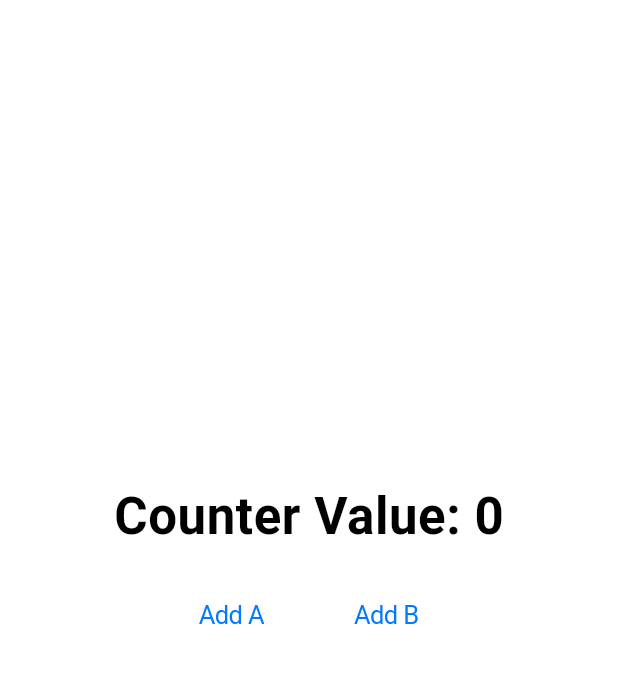
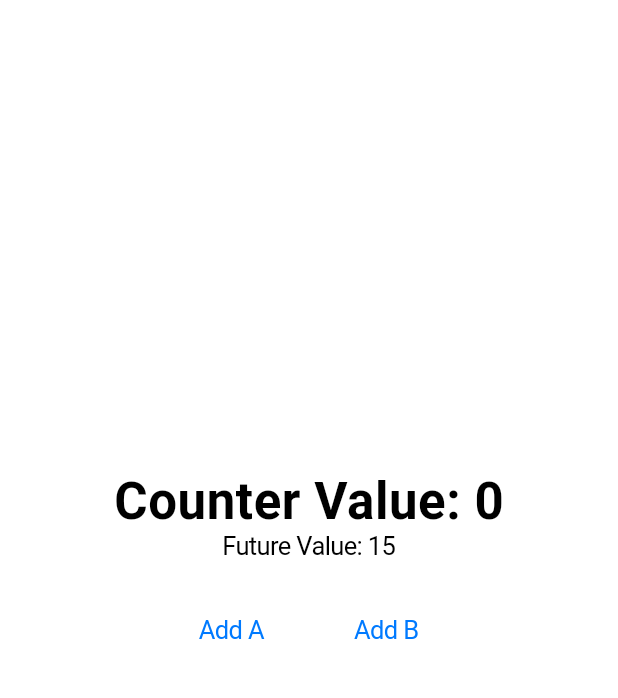
Before and after one commit to amiruljack/riverpod_counter, a Flutter app: the screen it shows after launch, on a phone screen of 412 x 824 dp, the part 48-746 px from its top. Run offline on Flutter 3.47's test engine with Material 2 defaults, Android fonts, the phone set to English and light mode, and no system bars; our stand-ins replace flutter_riverpod.

Commit message:
fetchCounterFutureProvider

```diff
--- a/lib/main.dart
+++ b/lib/main.dart
@@ -1,4 +1,5 @@
 import 'package:flutter/cupertino.dart';
+import 'package:flutter/material.dart';
 import 'package:flutter/services.dart';
 import 'package:flutter_riverpod/flutter_riverpod.dart';
 
@@ -26,6 +27,8 @@ class MyApp extends StatelessWidget {
 }
 
 final counterProvider = StateNotifierProvider<CounterNotifier, Counter>((ref) => CounterNotifier());
+
+final fetchCounterFutureProvider = FutureProvider((ref) => Future.delayed(const Duration(seconds: 5), () => 15));
 
 class Counter {
   int aCounter;
@@ -65,6 +68,7 @@ class CounterPage extends ConsumerWidget {
   Widget build(BuildContext context, WidgetRef ref) {
     print("rebuilt");
     final counter = ref.watch(counterProvider.select((value) => value.aCounter));
+    final futureProvider = ref.watch(fetchCounterFutureProvider);
     return Center(
       child: Column(
         mainAxisAlignment: MainAxisAlignment.center,
@@ -72,6 +76,23 @@ class CounterPage extends ConsumerWidget {
           Text(
             'Counter Value: ${counter.toString()}',
             style: CupertinoTheme.of(context).textTheme.navLargeTitleTextStyle,
+          ),
+          futureProvider.when(
+            data: (data) => Text('Future Value: ${data.toString()}'),
+            error: (error, stack) => Text('Future Value: Error ${error.toString()}'),
+            loading: () => Row(
+              mainAxisAlignment: MainAxisAlignment.center,
+              children: const [
+                Text('Future Value: '),
+                SizedBox(
+                  height: 18,
+                  width: 18,
+                  child: CircularProgressIndicator(
+                    strokeWidth: 2,
+                  ),
+                ),
+              ],
+            ),
           ),
           const SizedBox(height: 20),
           Row(
```
